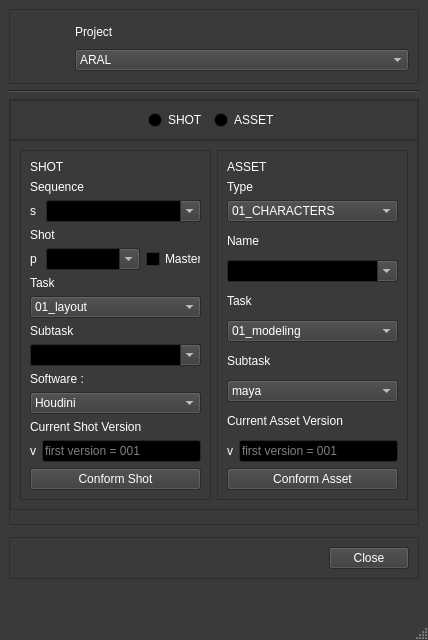
Before: the Qt Designer form pipeline/tools/filemanager/ui/qt/Pipeline_Conform_UI.ui in ArtFXDev/pipeline, drawn with Qt 5.
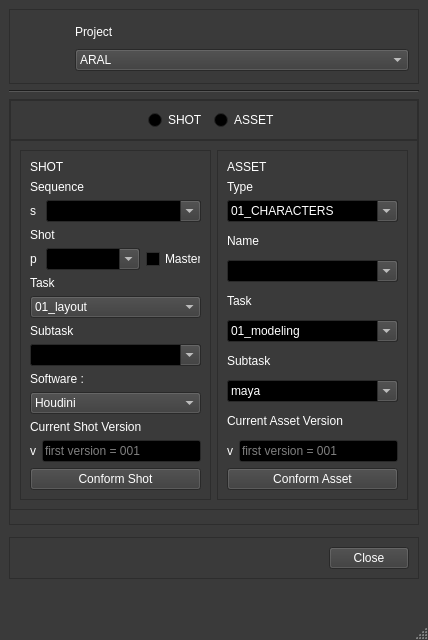
After: the same form once the commit is applied.

```diff
--- a/pipeline/tools/filemanager/ui/qt/Pipeline_Conform_UI.ui
+++ b/pipeline/tools/filemanager/ui/qt/Pipeline_Conform_UI.ui
@@ -868,6 +868,9 @@
                  </item>
                  <item>
                   <widget class="QComboBox" name="asset_type_combo_box">
+                   <property name="editable">
+                    <bool>true</bool>
+                   </property>
                    <item>
                     <property name="text">
                      <string>01_CHARACTERS</string>
@@ -933,6 +936,9 @@
                  </item>
                  <item>
                   <widget class="QComboBox" name="input_asset_task_combo_box">
+                   <property name="editable">
+                    <bool>true</bool>
+                   </property>
                    <item>
                     <property name="text">
                      <string>01_modeling</string>
@@ -978,6 +984,9 @@
                  </item>
                  <item>
                   <widget class="QComboBox" name="input_asset_subtask_combo_box">
+                   <property name="editable">
+                    <bool>true</bool>
+                   </property>
                    <item>
                     <property name="text">
                      <string>maya</string>
```
